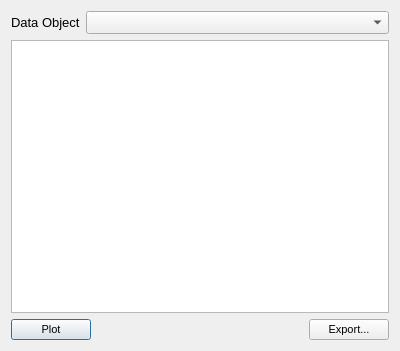
This is dataviewer.ui in VespucciProject/Vespucci as Qt 5 draws it before an edit. The edited form follows.
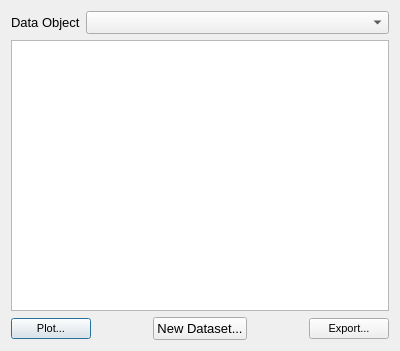
This is the edited form.

Commit message: Better organization of the DataViewer class. Ability to perform univariate analysis without imaging. Ability to extract datasets from DataViewer. Bugs fixed with MainWindow.

```diff
--- a/dataviewer.ui
+++ b/dataviewer.ui
@@ -18,11 +18,25 @@
   <property name="windowTitle">
    <string>Data Viewer</string>
   </property>
-  <layout class="QGridLayout" name="gridLayout">
-   <item row="4" column="0">
+  <layout class="QVBoxLayout" name="verticalLayout">
+   <item>
+    <layout class="QFormLayout" name="formLayout">
+     <item row="0" column="1">
+      <widget class="QComboBox" name="comboBox"/>
+     </item>
+     <item row="0" column="0">
+      <widget class="QLabel" name="label">
+       <property name="text">
+        <string>Data Object</string>
+       </property>
+      </widget>
+     </item>
+    </layout>
+   </item>
+   <item>
     <widget class="QTableView" name="tableView"/>
    </item>
-   <item row="6" column="0">
+   <item>
     <layout class="QGridLayout" name="gridLayout_2">
      <item row="0" column="1">
       <widget class="QPushButton" name="plotPushButton">
@@ -38,25 +52,7 @@
         </font>
        </property>
        <property name="text">
-        <string>Plot</string>
-       </property>
-      </widget>
-     </item>
-     <item row="0" column="3">
-      <widget class="QPushButton" name="exportPushButton">
-       <property name="maximumSize">
-        <size>
-         <width>16777215</width>
-         <height>16777215</height>
-        </size>
-       </property>
-       <property name="font">
-        <font>
-         <pointsize>8</pointsize>
-        </font>
-       </property>
-       <property name="text">
-        <string>Export...</string>
+        <string>Plot...</string>
        </property>
       </widget>
      </item>
@@ -73,20 +69,44 @@
        </property>
       </spacer>
      </item>
-    </layout>
-   </item>
-   <item row="0" column="0">
-    <layout class="QFormLayout" name="formLayout">
-     <item row="0" column="1">
-      <widget class="QComboBox" name="comboBox"/>
-     </item>
-     <item row="0" column="0">
-      <widget class="QLabel" name="label">
+     <item row="0" column="5">
+      <widget class="QPushButton" name="exportPushButton">
+       <property name="maximumSize">
+        <size>
+         <width>16777215</width>
+         <height>16777215</height>
+        </size>
+       </property>
+       <property name="font">
+        <font>
+         <pointsize>8</pointsize>
+        </font>
+       </property>
+       <property name="text">
+        <string>Export...</string>
+       </property>
+      </widget>
+     </item>
+     <item row="0" column="3">
+      <widget class="QPushButton" name="newDatasetPushButton">
        <property name="text">
-        <string>Data Object</string>
+        <string>New Dataset...</string>
        </property>
       </widget>
      </item>
+     <item row="0" column="4">
+      <spacer name="horizontalSpacer_2">
+       <property name="orientation">
+        <enum>Qt::Horizontal</enum>
+       </property>
+       <property name="sizeHint" stdset="0">
+        <size>
+         <width>40</width>
+         <height>20</height>
+        </size>
+       </property>
+      </spacer>
+     </item>
     </layout>
    </item>
   </layout>
```
The commit also changes 17 other files.
